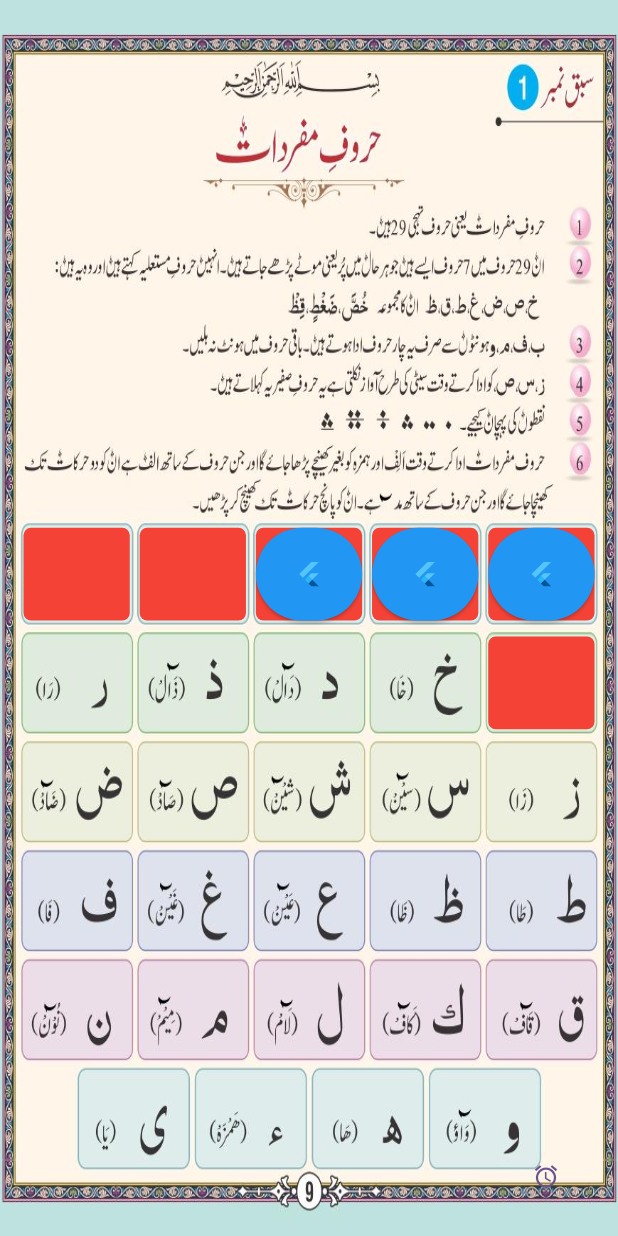
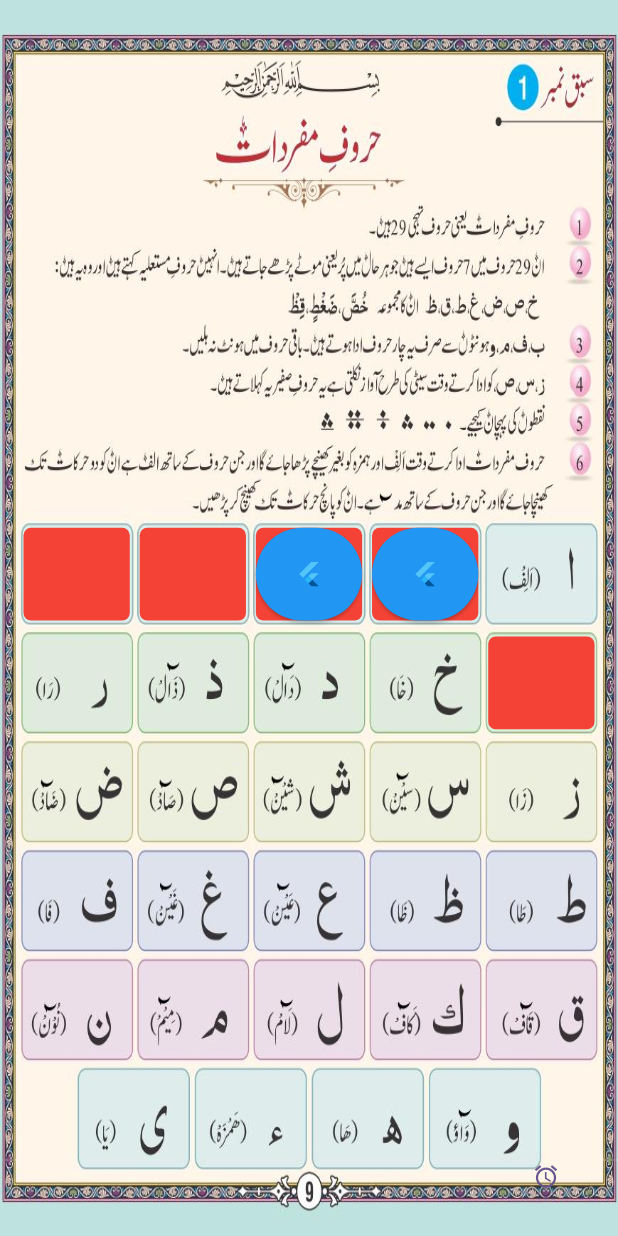
Before and after one commit to ahmadali369/makki-madani-qaida, a Flutter app: the screen it shows after launch, on a phone screen of 412 x 824 dp. Run offline on Flutter 3.47's test engine with Material 3 defaults, Android fonts, the phone set to English and light mode, and no system bars; our stand-ins replace audioplayers.

Commit message:
feat - button container finalized

```diff
--- a/lib/testingPage.dart
+++ b/lib/testingPage.dart
@@ -32,10 +32,7 @@ class _MyHomePageState extends State<MyHomePage> {
     });
   }
 
-
-  void _triggerButtonManullay(int index) async{
-
-
+  void _triggerButtonManullay(int index) async {
     _triggerButton(index);
     await audioPlayer.play(AssetSource(_audios[index]));
 
@@ -48,11 +45,7 @@ class _MyHomePageState extends State<MyHomePage> {
     await Future.delayed(nullableDuration);
 
     _triggerButton(index);
-
-
   }
-
-
 
   Future<void> _triggerButtonsSequentially() async {
     for (int i = 0; i < _buttonStates.length; i++) {
@@ -70,6 +63,7 @@ class _MyHomePageState extends State<MyHomePage> {
         throw Exception('Nullable duration is null');
       }
       await Future.delayed(nullableDuration);
+
       ///
     }
     // Reset the last button after the loop ends
@@ -105,23 +99,35 @@ class _MyHomePageState extends State<MyHomePage> {
                 0.427, // Adjust the top position as needed.
 
             child: Container(
+
               decoration: BoxDecoration(
-                  color: Colors.red, borderRadius: BorderRadius.circular(5)),
+                  color: Colors.transparent, borderRadius: BorderRadius.circular(5),
+
+              ),
 
               width: MediaQuery.of(context).size.width * .172,
               height: MediaQuery.of(context).size.height * .075,
+              clipBehavior: Clip.antiAlias,
+
+
               child: ElevatedButton(
                 style: ElevatedButton.styleFrom(
-                  primary: _buttonStates[0] ? Colors.green : Colors.blue,
+                  shadowColor: Colors.transparent,
+                  primary: _buttonStates[0] ? Color(0xbbB3E6E1) : Colors.transparent,
+                  shape: RoundedRectangleBorder(
+                    borderRadius: BorderRadius.circular(0.0), // Optional: Set border radius
+                    // Optional: You can also set other properties like border color, etc.
+                  ),
                 ),
+
                 onPressed: () async {
-                  // _triggerButton(0);
+
                   _triggerButtonManullay(0);
 
                   // await audioPlayer.play(AssetSource("audios/demo2.mp3"));
                   print("button 1");
                 },
-                child: FlutterLogo(),
+                child: SizedBox(),
               ),
               // Change the color as needed.
             ),
```
